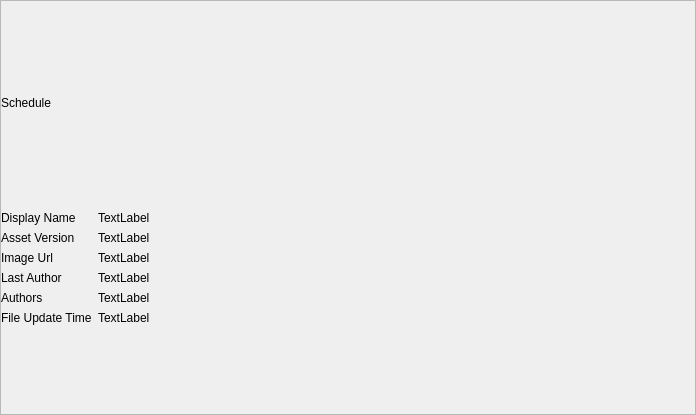
RyotaUnzai/candybox, file src/views/tooltip/tooltip.ui: the form before one commit.
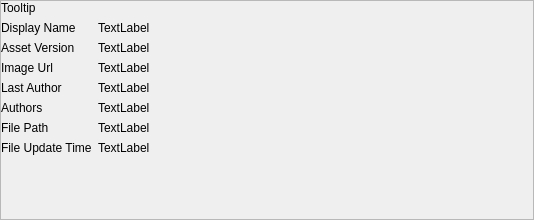
The form after the commit.

Commit message:
refactor: reorganize Model class and add ToolTipWindow
- Reorganized the Model class structure to simplify and enhance coding consistency.
- Added a new ToolTipWindow feature to improve user interaction.
- These changes contribute to improved code readability, maintainability, and overall quality.

Diff of the .ui file:
```diff
--- a/src/views/tooltip/tooltip.ui
+++ b/src/views/tooltip/tooltip.ui
@@ -6,8 +6,8 @@
    <rect>
     <x>0</x>
     <y>0</y>
-    <width>696</width>
-    <height>415</height>
+    <width>534</width>
+    <height>220</height>
    </rect>
   </property>
   <property name="windowTitle">
@@ -36,9 +36,15 @@
     <number>6</number>
    </property>
    <item row="0" column="0">
-    <widget class="QLabel" name="labelHeading">
+    <widget class="QLabel" name="labelHeading2">
+     <property name="sizePolicy">
+      <sizepolicy hsizetype="Preferred" vsizetype="Fixed">
+       <horstretch>0</horstretch>
+       <verstretch>0</verstretch>
+      </sizepolicy>
+     </property>
      <property name="text">
-      <string>Schedule</string>
+      <string>Tooltip</string>
      </property>
     </widget>
    </item>
@@ -107,13 +113,6 @@
        </property>
       </widget>
      </item>
-     <item row="5" column="0">
-      <widget class="QLabel" name="labelFileUpdateTimeValue">
-       <property name="text">
-        <string>File Update Time</string>
-       </property>
-      </widget>
-     </item>
      <item row="4" column="1">
       <widget class="QLabel" name="labelAuthorsValue">
        <property name="text">
@@ -121,7 +120,28 @@
        </property>
       </widget>
      </item>
+     <item row="5" column="0">
+      <widget class="QLabel" name="labelFilePath">
+       <property name="text">
+        <string>File Path</string>
+       </property>
+      </widget>
+     </item>
      <item row="5" column="1">
+      <widget class="QLabel" name="labelFilePathValue">
+       <property name="text">
+        <string>TextLabel</string>
+       </property>
+      </widget>
+     </item>
+     <item row="6" column="0">
+      <widget class="QLabel" name="labelFileUpdateTimeValue">
+       <property name="text">
+        <string>File Update Time</string>
+       </property>
+      </widget>
+     </item>
+     <item row="6" column="1">
       <widget class="QLabel" name="labelFileUpdateTime">
        <property name="text">
         <string>TextLabel</string>
```
The commit also changes 18 other files.
